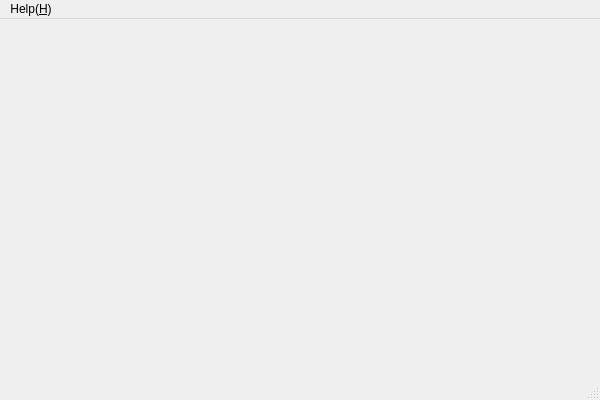
Before: the Qt Designer form QFirework/QFirework.ui in Hydroiodic/QFirework, drawn with Qt 5.
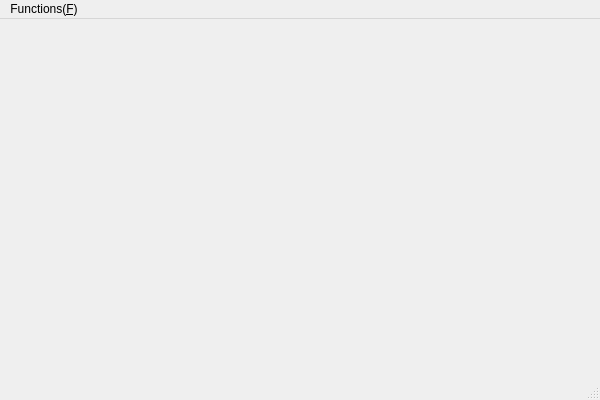
After: the same form once the commit is applied.

Commit message: 添加了更换背景图片的功能。

```diff
--- a/QFirework/QFirework.ui
+++ b/QFirework/QFirework.ui
@@ -41,14 +41,14 @@
      <height>22</height>
     </rect>
    </property>
-   <widget class="QMenu" name="menu_help">
+   <widget class="QMenu" name="menu_functions">
     <property name="title">
-     <string>Help(&amp;H)</string>
+     <string>Functions(&amp;F)</string>
     </property>
     <addaction name="action_help"/>
     <addaction name="action_about"/>
    </widget>
-   <addaction name="menu_help"/>
+   <addaction name="menu_functions"/>
   </widget>
   <widget class="QStatusBar" name="statusBar"/>
   <action name="action_about">
```
Left out of the diff: 24 changed lines with no effect on the pictures. The commit also changes 2 other files.
